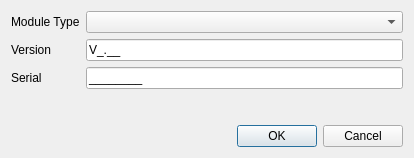
The window that configblockdialog.ui (toradex/qt-tezi) describes before a commit, drawn with Qt 5.
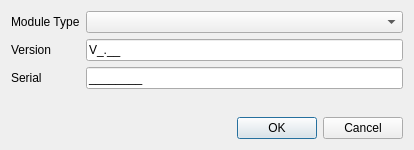
The same window after the commit.

Commit message:
enforce capital version letter
The version letter needs to be capitalized. Resize dialog to just
fit the content.

The edit to the form file:
```diff
--- a/configblockdialog.ui
+++ b/configblockdialog.ui
@@ -10,7 +10,7 @@
     <x>0</x>
     <y>0</y>
     <width>414</width>
-    <height>158</height>
+    <height>150</height>
    </rect>
   </property>
   <property name="contextMenuPolicy">
```
Left out of the diff: 7 changed lines with no effect on the pictures.
